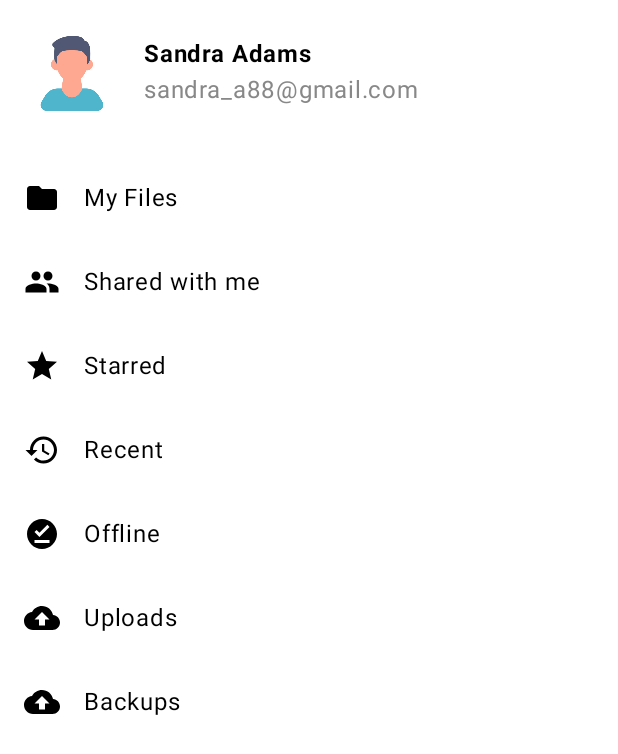
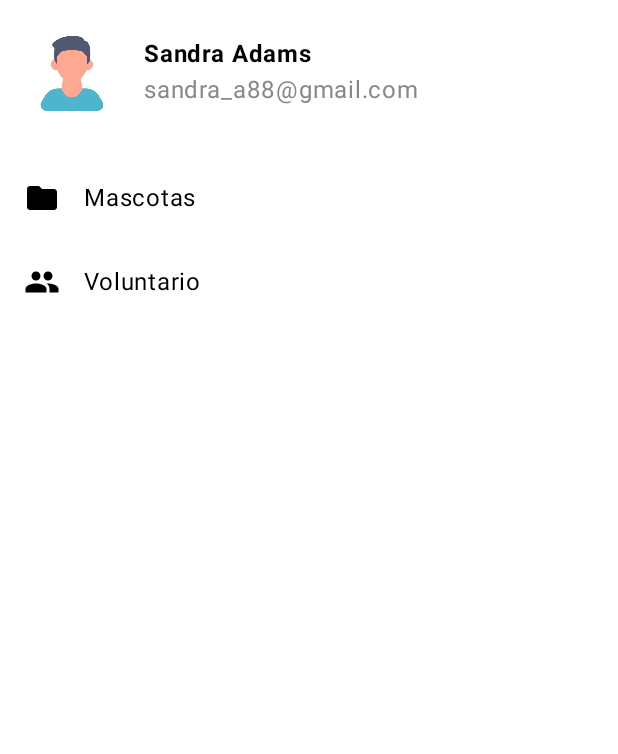
Before and after one commit to lsalvatierra/apppatitas-compose, an Android app built with Jetpack Compose: the homeScreen screen opened through its navigation route, after a tap on "Menu", on a phone screen of 412 x 824 dp. Shown: the top 754 px of the screen. Run offline under Robolectric (Android 15) with nearby library versions, the phone set to English and light mode, and no system bars; our stand-ins replace Dagger/Hilt's generated code, livedata-compose.

Commit message:
Manejo de Opciones de navigation con screen.

```diff
--- a/app/src/main/java/pe/edu/idat/apppatitas_compose/auth/data/network/service/AuthService.kt
+++ b/app/src/main/java/pe/edu/idat/apppatitas_compose/auth/data/network/service/AuthService.kt
@@ -6,11 +6,12 @@ import pe.edu.idat.apppatitas_compose.auth.data.network.request.LoginRequest
 import pe.edu.idat.apppatitas_compose.auth.data.network.request.RegistroRequest
 import pe.edu.idat.apppatitas_compose.auth.data.network.response.LoginResponse
 import pe.edu.idat.apppatitas_compose.auth.data.network.response.RegistroResponse
-import pe.edu.idat.apppatitas_compose.auth.data.network.retrofitclient.PatitasClient
+import pe.edu.idat.apppatitas_compose.core.retrofit.PatitasClient
 import javax.inject.Inject
 
 class AuthService @Inject constructor(
-    private val patitasClient: PatitasClient) {
+    private val patitasClient: PatitasClient
+) {
 
     suspend fun login(loginRequest: LoginRequest): LoginResponse {
         return withContext(Dispatchers.IO){
--- a/app/src/main/java/pe/edu/idat/apppatitas_compose/auth/data/repository/AuthRepository.kt
+++ b/app/src/main/java/pe/edu/idat/apppatitas_compose/auth/data/repository/AuthRepository.kt
@@ -1,12 +1,9 @@
 package pe.edu.idat.apppatitas_compose.auth.data.repository
 
-import kotlinx.coroutines.Dispatchers
-import kotlinx.coroutines.withContext
 import pe.edu.idat.apppatitas_compose.auth.data.network.request.LoginRequest
 import pe.edu.idat.apppatitas_compose.auth.data.network.request.RegistroRequest
 import pe.edu.idat.apppatitas_compose.auth.data.network.response.LoginResponse
 import pe.edu.idat.apppatitas_compose.auth.data.network.response.RegistroResponse
-import pe.edu.idat.apppatitas_compose.auth.data.network.retrofitclient.PatitasClient
 import pe.edu.idat.apppatitas_compose.auth.data.network.service.AuthService
 import javax.inject.Inject
 
--- a/app/src/main/java/pe/edu/idat/apppatitas_compose/auth/data/network/retrofitclient/PatitasClient.kt
+++ b/app/src/main/java/pe/edu/idat/apppatitas_compose/core/retrofit/PatitasClient.kt
@@ -1,4 +1,4 @@
-package pe.edu.idat.apppatitas_compose.auth.data.network.retrofitclient
+package pe.edu.idat.apppatitas_compose.core.retrofit
 
 import pe.edu.idat.apppatitas_compose.auth.data.network.request.LoginRequest
 import pe.edu.idat.apppatitas_compose.auth.data.network.request.RegistroRequest
--- a/app/src/main/java/pe/edu/idat/apppatitas_compose/core/retrofit/RetrofitModule.kt
+++ b/app/src/main/java/pe/edu/idat/apppatitas_compose/core/retrofit/RetrofitModule.kt
@@ -4,7 +4,6 @@ import dagger.Module
 import dagger.Provides
 import dagger.hilt.InstallIn
 import dagger.hilt.components.SingletonComponent
-import pe.edu.idat.apppatitas_compose.auth.data.network.retrofitclient.PatitasClient
 import retrofit2.Retrofit
 import retrofit2.converter.gson.GsonConverterFactory
 import javax.inject.Singleton
@@ -25,7 +24,7 @@ class RetrofitModule {
 
     @Singleton
     @Provides
-    fun providePatitasClient(retrofit: Retrofit):PatitasClient{
+    fun providePatitasClient(retrofit: Retrofit): PatitasClient {
         return retrofit.create(PatitasClient::class.java)
     }
 }
--- a/app/src/main/java/pe/edu/idat/apppatitas_compose/core/rutas/Ruta.kt
+++ b/app/src/main/java/pe/edu/idat/apppatitas_compose/core/rutas/Ruta.kt
@@ -5,4 +5,6 @@ sealed class Ruta(val path: String) {
     object loginScreen: Ruta("loginScreen")
     object registroScreen: Ruta("registroScreen")
     object homeScreen: Ruta("homeScreen")
+    object mascotaScreen: Ruta("mascotaScreen")
+    object voluntarioScreen: Ruta("voluntarioScreen")
 }
--- a/app/src/main/java/pe/edu/idat/apppatitas_compose/home/view/HomeScreen.kt
+++ b/app/src/main/java/pe/edu/idat/apppatitas_compose/home/view/HomeScreen.kt
@@ -28,6 +28,7 @@ import androidx.compose.material3.DrawerValue
 import androidx.compose.material3.ExperimentalMaterial3Api
 import androidx.compose.material3.Icon
 import androidx.compose.material3.IconButton
+import androidx.compose.material3.MaterialTheme
 import androidx.compose.material3.ModalNavigationDrawer
 import androidx.compose.material3.Scaffold
 import androidx.compose.material3.Text
@@ -43,9 +44,12 @@ import androidx.compose.ui.graphics.Color
 import androidx.compose.ui.res.painterResource
 import androidx.compose.ui.text.font.FontWeight
 import androidx.compose.ui.unit.dp
+import androidx.navigation.compose.NavHost
+import androidx.navigation.compose.composable
 import androidx.navigation.compose.rememberNavController
 import kotlinx.coroutines.launch
 import pe.edu.idat.apppatitas_compose.R
+import pe.edu.idat.apppatitas_compose.core.rutas.Ruta
 import pe.edu.idat.apppatitas_compose.core.utils.MenuItem
 
 @OptIn(ExperimentalMaterial3Api::class)
@@ -62,11 +66,11 @@ fun homeScreen(){
                 coroutineScope.launch {
                     drawerState.close()
                 }
-                /*when (item.title) {
-                    "My Files" -> navController.navigate(Screen.MyFiles.route)
-                    "Shared with me" -> navController.navigate(Screen.SharedWithMe.route)
+                when (item.title) {
+                    "Mascotas" -> navController.navigate(Ruta.mascotaScreen.path)
+                    "Voluntario" -> navController.navigate(Ruta.voluntarioScreen.path)
                     // Manejar otros elementos del menú si es necesario
-                }*/
+                }
             })
         },
         content = {
@@ -87,15 +91,14 @@ fun homeScreen(){
                         }
                     }
                 )
-                /*NavHost(
+                NavHost(
                     navController = navController,
-                    startDestination = Screen.MyFiles.route,
-                    modifier = Modifier.padding(it)
+                    startDestination = Ruta.mascotaScreen.path
                 ) {
-                    composable(Screen.MyFiles.route) { MyFilesScreen() }
-                    composable(Screen.SharedWithMe.route) { SharedWithMeScreen() }
+                    composable(Ruta.mascotaScreen.path) { mascotaScreen() }
+                    composable(Ruta.voluntarioScreen.path) { voluntarioScreen() }
                     // Agrega otras rutas aquí si es necesario
-                }*/
+                }
             }
         }
     )
@@ -165,13 +168,8 @@ fun DrawerMenuItem(
 
 fun opcionesMenu(): List<MenuItem>{
     val menuItems = listOf(
-        MenuItem(Icons.Default.Folder, "My Files"),
-        MenuItem(Icons.Default.People, "Shared with me"),
-        MenuItem(Icons.Default.Star, "Starred"),
-        MenuItem(Icons.Default.History, "Recent"),
-        MenuItem(Icons.Default.OfflinePin, "Offline"),
-        MenuItem(Icons.Default.CloudUpload, "Uploads"),
-        MenuItem(Icons.Default.Backup, "Backups")
+        MenuItem(Icons.Default.Folder, "Mascotas"),
+        MenuItem(Icons.Default.People, "Voluntario")
     )
     return menuItems
 }
--- /dev/null
+++ b/app/src/main/java/pe/edu/idat/apppatitas_compose/home/view/MascotaScreen.kt
@@ -0,0 +1,17 @@
+package pe.edu.idat.apppatitas_compose.home.view
+
+import androidx.compose.foundation.layout.Column
+import androidx.compose.foundation.layout.padding
+import androidx.compose.material3.Text
+import androidx.compose.runtime.Composable
+import androidx.compose.ui.Modifier
+import androidx.compose.ui.unit.dp
+
+@Composable
+fun mascotaScreen() {
+    // Contenido del formulario "My Files"
+    Column(modifier = Modifier.padding(16.dp)) {
+        Text(text = "My Files")
+        // Agrega los campos del formulario aquí
+    }
+}
--- /dev/null
+++ b/app/src/main/java/pe/edu/idat/apppatitas_compose/home/view/VoluntarioScreen.kt
@@ -0,0 +1,18 @@
+package pe.edu.idat.apppatitas_compose.home.view
+
+import androidx.compose.foundation.layout.Column
+import androidx.compose.foundation.layout.padding
+import androidx.compose.material3.Text
+import androidx.compose.runtime.Composable
+import androidx.compose.ui.Modifier
+import androidx.compose.ui.unit.dp
+
+
+@Composable
+fun voluntarioScreen() {
+    // Contenido del formulario "Shared with me"
+    Column(modifier = Modifier.padding(16.dp)) {
+        Text(text = "Shared with me")
+        // Agrega los campos del formulario aquí
+    }
+}
```
